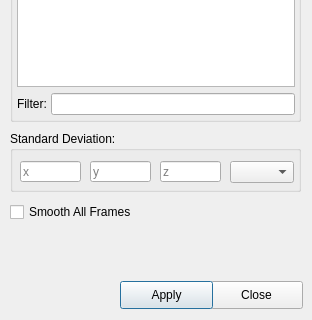
This is GUI/Qt/Windows/SmoothLabelsDialog.ui in jilei-hao/itksnap as Qt 5 draws it before an edit; both pictures show x 0 to 312 and y 229 to 549 of the 312 by 549 pixel window. The edited form follows.
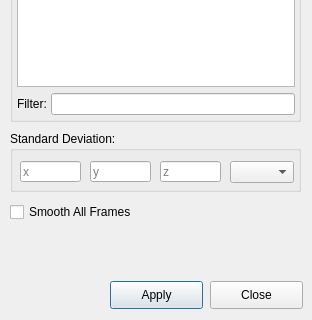
This is the edited form.

What changed in the file:
```diff
--- a/GUI/Qt/Windows/SmoothLabelsDialog.ui
+++ b/GUI/Qt/Windows/SmoothLabelsDialog.ui
@@ -275,7 +275,7 @@
   <widget class="QPushButton" name="btnApply">
    <property name="geometry">
     <rect>
-     <x>120</x>
+     <x>110</x>
      <y>510</y>
      <width>93</width>
      <height>28</height>
```
